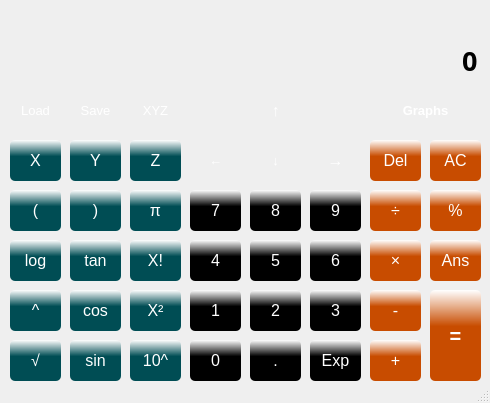
kitzerland/seproj1, file mainwindow.ui: the form before one commit.
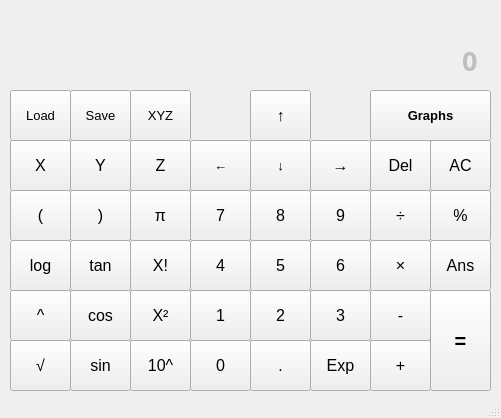
The form after the commit. Icons and pictures are not drawn.

Patch:
```diff
--- a/mainwindow.ui
+++ b/mainwindow.ui
@@ -6,8 +6,8 @@
    <rect>
     <x>0</x>
     <y>0</y>
-    <width>490</width>
-    <height>403</height>
+    <width>501</width>
+    <height>418</height>
    </rect>
   </property>
   <property name="minimumSize">
@@ -40,8 +40,8 @@
      <rect>
       <x>310</x>
       <y>340</y>
-      <width>51</width>
-      <height>41</height>
+      <width>61</width>
+      <height>51</height>
      </rect>
     </property>
     <property name="font">
@@ -51,9 +51,7 @@
      </font>
     </property>
     <property name="styleSheet">
-     <string notr="true">background-color: qlineargradient(spread:pad, x1:1, y1:0.398, x2:1, y2:0, stop:0 rgba(0, 0, 0, 255), stop:1 rgba(255, 255, 255, 255));
-color:white;
-border-radius:5px;</string>
+     <string notr="true"/>
     </property>
     <property name="text">
      <string>Exp</string>
@@ -64,8 +62,8 @@
      <rect>
       <x>190</x>
       <y>290</y>
-      <width>51</width>
-      <height>41</height>
+      <width>61</width>
+      <height>51</height>
      </rect>
     </property>
     <property name="font">
@@ -75,9 +73,7 @@
      </font>
     </property>
     <property name="styleSheet">
-     <string notr="true">background-color: qlineargradient(spread:pad, x1:1, y1:0.398, x2:1, y2:0, stop:0 rgba(0, 0, 0, 255), stop:1 rgba(255, 255, 255, 255));
-color:white;
-border-radius:5px;</string>
+     <string notr="true"/>
     </property>
     <property name="text">
      <string>1</string>
@@ -88,8 +84,8 @@
      <rect>
       <x>310</x>
       <y>290</y>
-      <width>51</width>
-      <height>41</height>
+      <width>61</width>
+      <height>51</height>
      </rect>
     </property>
     <property name="font">
@@ -99,9 +95,7 @@
      </font>
     </property>
     <property name="styleSheet">
-     <string notr="true">background-color: qlineargradient(spread:pad, x1:1, y1:0.398, x2:1, y2:0, stop:0 rgba(0, 0, 0, 255), stop:1 rgba(255, 255, 255, 255));
-color:white;
-border-radius:5px;</string>
+     <string notr="true"/>
     </property>
     <property name="text">
      <string>3</string>
@@ -112,8 +106,8 @@
      <rect>
       <x>130</x>
       <y>140</y>
-      <width>51</width>
-      <height>41</height>
+      <width>61</width>
+      <height>51</height>
      </rect>
     </property>
     <property name="font">
@@ -125,9 +119,7 @@
      </font>
     </property>
     <property name="styleSheet">
-     <string notr="true">color:white;
-border-radius:5px;
-background-color: qlineargradient(spread:pad, x1:1, y1:0.398, x2:1, y2:0, stop:0 rgba(0, 77, 84, 255), stop:1 rgba(255, 255, 255, 255));</string>
+     <string notr="true"/>
     </property>
     <property name="text">
      <string>Z</string>
@@ -138,8 +130,8 @@
      <rect>
       <x>10</x>
       <y>90</y>
-      <width>51</width>
-      <height>41</height>
+      <width>61</width>
+      <height>51</height>
      </rect>
     </property>
     <property name="font">
@@ -154,9 +146,7 @@
      <string>&lt;html&gt;&lt;head/&gt;&lt;body&gt;&lt;p&gt;Load previosly saved formulas&lt;/p&gt;&lt;/body&gt;&lt;/html&gt;</string>
     </property>
     <property name="styleSheet">
-     <string notr="true">background-image: url(:/back/Button.jpg);
-color:white;
-border-radius:5px;</string>
+     <string notr="true"/>
     </property>
     <property name="text">
      <string>Load</string>
@@ -167,8 +157,8 @@
      <rect>
       <x>190</x>
       <y>140</y>
-      <width>51</width>
-      <height>41</height>
+      <width>61</width>
+      <height>51</height>
      </rect>
     </property>
     <property name="font">
@@ -177,9 +167,7 @@
      </font>
     </property>
     <property name="styleSheet">
-     <string notr="true">color:white;
-border-radius:5px;
-background-image: url(:/back/Button.jpg);</string>
+     <string notr="true"/>
     </property>
     <property name="text">
      <string>←</string>
@@ -190,8 +178,8 @@
      <rect>
       <x>250</x>
       <y>290</y>
-      <width>51</width>
-      <height>41</height>
+      <width>61</width>
+      <height>51</height>
      </rect>
     </property>
     <property name="font">
@@ -201,9 +189,7 @@
      </font>
     </property>
     <property name="styleSheet">
-     <string notr="true">background-color: qlineargradient(spread:pad, x1:1, y1:0.398, x2:1, y2:0, stop:0 rgba(0, 0, 0, 255), stop:1 rgba(255, 255, 255, 255));
-color:white;
-border-radius:5px;</string>
+     <string notr="true"/>
     </property>
     <property name="text">
      <string>2</string>
@@ -214,8 +200,8 @@
      <rect>
       <x>10</x>
       <y>240</y>
-      <width>51</width>
-      <height>41</height>
+      <width>61</width>
+      <height>51</height>
      </rect>
     </property>
     <property name="font">
@@ -227,9 +213,7 @@
      </font>
     </property>
     <property name="styleSheet">
-     <string notr="true">color:white;
-border-radius:5px;
-background-color: qlineargradient(spread:pad, x1:1, y1:0.398, x2:1, y2:0, stop:0 rgba(0, 77, 84, 255), stop:1 rgba(255, 255, 255, 255));</string>
+     <string notr="true"/>
     </property>
     <property name="text">
      <string>log</string>
@@ -240,8 +224,8 @@
      <rect>
       <x>10</x>
       <y>340</y>
-      <width>51</width>
-      <height>41</height>
+      <width>61</width>
+      <height>51</height>
      </rect>
     </property>
     <property name="font">
@@ -253,9 +237,7 @@
      </font>
     </property>
     <property name="styleSheet">
-     <string notr="true">color:white;
-border-radius:5px;
-background-color: qlineargradient(spread:pad, x1:1, y1:0.398, x2:1, y2:0, stop:0 rgba(0, 77, 84, 255), stop:1 rgba(255, 255, 255, 255));</string>
+     <string notr="true"/>
     </property>
     <property name="text">
      <string>√</string>
@@ -266,8 +248,8 @@
      <rect>
       <x>310</x>
       <y>240</y>
-      <width>51</width>
-      <height>41</height>
+      <width>61</width>
+      <height>51</height>
      </rect>
     </property>
     <property name="font">
@@ -277,9 +259,7 @@
      </font>
     </property>
     <property name="styleSheet">
-     <string notr="true">background-color: qlineargradient(spread:pad, x1:1, y1:0.398, x2:1, y2:0, stop:0 rgba(0, 0, 0, 255), stop:1 rgba(255, 255, 255, 255));
-color:white;
-border-radius:5px;</string>
+     <string notr="true"/>
     </property>
     <property name="text">
      <string>6</string>
@@ -290,8 +270,8 @@
      <rect>
       <x>70</x>
       <y>340</y>
-      <width>51</width>
-      <height>41</height>
+      <width>61</width>
+      <height>51</height>
      </rect>
     </property>
     <property name="font">
@@ -306,10 +286,7 @@
      <string>&lt;html&gt;&lt;head/&gt;&lt;body&gt;&lt;p&gt;&lt;br/&gt;&lt;/p&gt;&lt;/body&gt;&lt;/html&gt;</string>
     </property>
     <property name="styleSheet">
-     <string notr="true">color:white;
-border-radius:5px;
-
-background-color: qlineargradient(spread:pad, x1:1, y1:0.398, x2:1, y2:0, stop:0 rgba(0, 77, 84, 255), stop:1 rgba(255, 255, 255, 255));</string>
+     <string notr="true"/>
     </property>
     <property name="text">
      <string>sin</string>
@@ -320,8 +297,8 @@
      <rect>
       <x>70</x>
       <y>90</y>
-      <width>51</width>
-      <height>41</height>
+      <width>61</width>
+      <height>51</height>
      </rect>
     </property>
     <property name="font">
@@ -333,9 +310,7 @@
      </font>
     </property>
     <property name="styleSheet">
-     <string notr="true">color:white;
-border-radius:5px;
-background-image: url(:/back/Button.jpg);</string>
+     <string notr="true"/>
     </property>
     <property name="text">
      <string>Save</string>
@@ -346,8 +321,8 @@
      <rect>
       <x>310</x>
       <y>140</y>
-      <width>51</width>
-      <height>41</height>
+      <width>61</width>
+      <height>51</height>
      </rect>
     </property>
     <property name="font">
@@ -356,9 +331,7 @@
      </font>
     </property>
     <property name="styleSheet">
-     <string notr="true">color:white;
-border-radius:5px;
-background-image: url(:/back/Button.jpg);</string>
+     <string notr="true"/>
     </property>
     <property name="text">
      <string>→</string>
@@ -369,8 +342,8 @@
      <rect>
       <x>250</x>
       <y>240</y>
-      <width>51</width>
-      <height>41</height>
+      <width>61</width>
+      <height>51</height>
      </rect>
     </property>
     <property name="font">
@@ -380,9 +353,7 @@
      </font>
     </property>
     <property name="styleSheet">
-     <string notr="true">background-color: qlineargradient(spread:pad, x1:1, y1:0.398, x2:1, y2:0, stop:0 rgba(0, 0, 0, 255), stop:1 rgba(255, 255, 255, 255));
-color:white;
-border-radius:5px;</string>
+     <string notr="true"/>
     </property>
     <property name="text">
      <string>5</string>
@@ -393,8 +364,8 @@
      <rect>
       <x>370</x>
       <y>240</y>
-      <width>51</width>
-      <height>41</height>
+      <width>61</width>
+      <height>51</height>
      </rect>
     </property>
     <property name="font">
@@ -403,9 +374,7 @@
      </font>
     </property>
     <property name="styleSheet">
-     <string notr="true">color:white;
-background-color: qlineargradient(spread:pad, x1:1, y1:0.398, x2:1, y2:0, stop:0 rgba(200, 76, 0, 255), stop:1 rgba(255, 255, 255, 255));
-border-radius:5px;</string>
+     <string notr="true"/>
     </property>
     <property name="text">
      <string>×</string>
@@ -416,8 +385,8 @@
      <rect>
       <x>430</x>
       <y>190</y>
-      <width>51</width>
-      <height>41</height>
+      <width>61</width>
+      <height>51</height>
      </rect>
     </property>
     <property name="font">
@@ -426,9 +395,7 @@
      </font>
     </property>
     <property name="styleSheet">
-     <string notr="true">color:white;
-background-color: qlineargradient(spread:pad, x1:1, y1:0.398, x2:1, y2:0, stop:0 rgba(200, 76, 0, 255), stop:1 rgba(255, 255, 255, 255));
-border-radius:5px;</string>
+     <string notr="true"/>
     </property>
     <property name="text">
      <string>%</string>
@@ -439,8 +406,8 @@
      <rect>
       <x>370</x>
       <y>340</y>
-      <width>51</width>
-      <height>41</height>
+      <width>61</width>
+      <height>51</height>
      </rect>
     </property>
     <property name="font">
@@ -449,9 +416,7 @@
      </font>
     </property>
     <property name="styleSheet">
-     <string notr="true">color:white;
-background-color: qlineargradient(spread:pad, x1:1, y1:0.398, x2:1, y2:0, stop:0 rgba(200, 76, 0, 255), stop:1 rgba(255, 255, 255, 255));
-border-radius:5px;</string>
+     <string notr="true"/>
     </property>
     <property name="text">
      <string>+</string>
@@ -462,8 +427,8 @@
      <rect>
       <x>370</x>
       <y>190</y>
-      <width>51</width>
-      <height>41</height>
+      <width>61</width>
+      <height>51</height>
      </rect>
     </property>
     <property name="font">
@@ -472,9 +437,7 @@
      </font>
     </property>
     <property name="styleSheet">
-     <string notr="true">color:white;
-background-color: qlineargradient(spread:pad, x1:1, y1:0.398, x2:1, y2:0, stop:0 rgba(200, 76, 0, 255), stop:1 rgba(255, 255, 255, 255));
-border-radius:5px;</string>
+     <string notr="true"/>
     </property>
     <property name="text">
      <string>÷</string>
@@ -485,8 +448,8 @@
      <rect>
       <x>70</x>
       <y>240</y>
-      <width>51</width>
-      <height>41</height>
+      <width>61</width>
+      <height>51</height>
      </rect>
     </property>
     <property name="font">
@@ -498,9 +461,7 @@
      </font>
     </property>
     <property name="styleSheet">
-     <string notr="true">color:white;
-border-radius:5px;
-background-color: qlineargradient(spread:pad, x1:1, y1:0.398, x2:1, y2:0, stop:0 rgba(0, 77, 84, 255), stop:1 rgba(255, 255, 255, 255));</string>
+     <string notr="true"/>
     </property>
     <property name="text">
      <string>tan</string>
@@ -511,8 +472,8 @@
      <rect>
       <x>130</x>
       <y>340</y>
-      <width>51</width>
-      <height>41</height>
+      <width>61</width>
+      <height>51</height>
      </rect>
     </property>
     <property name="font">
@@ -524,10 +485,7 @@
      </font>
     </property>
     <property name="styleSheet">
-     <string notr="true">color:white;
-border-radius:5px;
-
-background-color: qlineargradient(spread:pad, x1:1, y1:0.398, x2:1, y2:0, stop:0 rgba(0, 77, 84, 255), stop:1 rgba(255, 255, 255, 255));</string>
+     <string notr="true"/>
     </property>
     <property name="text">
      <string>10^</string>
@@ -538,8 +496,8 @@
      <rect>
       <x>430</x>
       <y>140</y>
-      <width>51</width>
-      <height>41</height>
+      <width>61</width>
+      <height>51</height>
      </rect>
     </property>
     <property name="font">
@@ -548,9 +506,7 @@
      </font>
     </property>
     <property name="styleSheet">
-     <string notr="true">color:white;
-background-color: qlineargradient(spread:pad, x1:1, y1:0.398, x2:1, y2:0, stop:0 rgba(200, 76, 0, 255), stop:1 rgba(255, 255, 255, 255));
-border-radius:5px;</string>
+     <string notr="true"/>
     </property>
     <property name="text">
      <string>AC</string>
@@ -561,8 +517,8 @@
      <rect>
       <x>430</x>
       <y>240</y>
-      <width>51</width>
-      <height>41</height>
+      <width>61</width>
+      <height>51</height>
      </rect>
     </property>
     <property name="font">
@@ -571,9 +527,7 @@
      </font>
     </property>
     <property name="styleSheet">
-     <string notr="true">color:white;
-background-color: qlineargradient(spread:pad, x1:1, y1:0.398, x2:1, y2:0, stop:0 rgba(200, 76, 0, 255), stop:1 rgba(255, 255, 255, 255));
-border-radius:5px;</string>
+     <string notr="true"/>
     </property>
     <property name="text">
      <string>Ans</string>
@@ -584,8 +538,8 @@
      <rect>
       <x>190</x>
       <y>240</y>
-      <width>51</width>
-      <height>41</height>
+      <width>61</width>
+      <height>51</height>
      </rect>
     </property>
     <property name="font">
@@ -595,9 +549,7 @@
      </font>
     </property>
     <property name="styleSheet">
-     <string notr="true">background-color: qlineargradient(spread:pad, x1:1, y1:0.398, x2:1, y2:0, stop:0 rgba(0, 0, 0, 255), stop:1 rgba(255, 255, 255, 255));
-color:white;
-border-radius:5px;</string>
+     <string notr="true"/>
     </property>
     <property name="text">
      <string>4</string>
@@ -608,8 +560,8 @@
      <rect>
       <x>250</x>
       <y>90</y>
-      <width>51</width>
-      <height>41</height>
+      <width>61</width>
+      <height>51</height>
      </rect>
     </property>
     <property name="font">
@@ -619,9 +571,7 @@
      </font>
     </property>
     <property name="styleSheet">
-     <string notr="true">color:white;
-border-radius:5px;
-background-image: url(:/back/Button.jpg);</string>
+     <string notr="true"/>
     </property>
     <property name="text">
      <string>↑</string>
@@ -632,8 +582,8 @@
      <rect>
       <x>10</x>
       <y>140</y>
-      <width>51</width>
-      <height>41</height>
+      <width>61</width>
+      <height>51</height>
      </rect>
     </property>
     <property name="font">
@@ -645,9 +595,7 @@
      </font>
     </property>
     <property name="styleSheet">
-     <string notr="true">color:white;
-border-radius:5px;
-background-color: qlineargradient(spread:pad, x1:1, y1:0.398, x2:1, y2:0, stop:0 rgba(0, 77, 84, 255), stop:1 rgba(255, 255, 255, 255));</string>
+     <string notr="true"/>
     </property>
     <property name="text">
      <string>X</string>
@@ -658,8 +606,8 @@
      <rect>
       <x>370</x>
       <y>90</y>
-      <width>111</width>
-      <height>41</height>
+      <width>121</width>
+      <height>51</height>
      </rect>
     </property>
     <property name="font">
@@ -671,10 +619,7 @@
      </font>
     </property>
     <property name="styleSheet">
-     <string notr="true">color:white;
-border-radius:5px;
-background-image: url(:/back/Button2.jpg);
-</string>
+     <string notr="true"/>
     </property>
     <property name="text">
      <string>Graphs</string>
@@ -685,8 +630,8 @@
      <rect>
       <x>190</x>
       <y>340</y>
-      <width>51</width>
-      <height>41</height>
+      <width>61</width>
+      <height>51</height>
      </rect>
     </property>
     <property name="font">
@@ -696,9 +641,7 @@
      </font>
     </property>
     <property name="styleSheet">
-     <string notr="true">background-color: qlineargradient(spread:pad, x1:1, y1:0.398, x2:1, y2:0, stop:0 rgba(0, 0, 0, 255), stop:1 rgba(255, 255, 255, 255));
-color:white;
-border-radius:5px;</string>
+     <string notr="true"/>
     </property>
     <property name="text">
      <string>0</string>
@@ -709,8 +652,8 @@
      <rect>
       <x>70</x>
       <y>140</y>
-      <width>51</width>
-      <height>41</height>
+      <width>61</width>
+      <height>51</height>
      </rect>
     </property>
     <property name="font">
@@ -722,9 +665,7 @@
      </font>
     </property>
     <property name="styleSheet">
-     <string notr="true">color:white;
-border-radius:5px;
-background-color: qlineargradient(spread:pad, x1:1, y1:0.398, x2:1, y2:0, stop:0 rgba(0, 77, 84, 255), stop:1 rgba(255, 255, 255, 255));</string>
+     <string notr="true"/>
     </property>
     <property name="text">
      <string>Y</string>
@@ -735,8 +676,8 @@
      <rect>
       <x>250</x>
       <y>140</y>
-      <width>51</width>
-      <height>41</height>
+      <width>61</width>
+      <height>51</height>
      </rect>
     </property>
     <property name="font">
@@ -745,9 +686,7 @@
      </font>
     </property>
     <property name="styleSheet">
-     <string notr="true">color:white;
-border-radius:5px;
-background-image: url(:/back/Button.jpg);</string>
+     <string notr="true"/>
     </property>
     <property name="text">
      <string>↓</string>
@@ -758,8 +697,8 @@
      <rect>
       <x>250</x>
       <y>190</y>
-      <width>51</width>
-      <height>41</height>
+      <width>61</width>
+      <height>51</height>
      </rect>
     </property>
     <property name="font">
@@ -769,9 +708,7 @@
      </font>
     </property>
     <property name="styleSheet">
-     <string notr="true">background-color: qlineargradient(spread:pad, x1:1, y1:0.398, x2:1, y2:0, stop:0 rgba(0, 0, 0, 255), stop:1 rgba(255, 255, 255, 255));
-color:white;
-border-radius:5px;</string>
+     <string notr="true"/>
     </property>
     <property name="text">
      <string>8</string>
@@ -782,8 +719,8 @@
      <rect>
       <x>130</x>
       <y>290</y>
-      <width>51</width>
-      <height>41</height>
+      <width>61</width>
+      <height>51</height>
      </rect>
     </property>
     <property name="font">
@@ -795,9 +732,7 @@
      </font>
     </property>
     <property name="styleSheet">
-     <string notr="true">color:white;
-border-radius:5px;
-background-color: qlineargradient(spread:pad, x1:1, y1:0.398, x2:1, y2:0, stop:0 rgba(0, 77, 84, 255), stop:1 rgba(255, 255, 255, 255));</string>
+     <string notr="true"/>
     </property>
     <property name="text">
      <string>X²</string>
@@ -808,8 +743,8 @@
      <rect>
       <x>10</x>
       <y>290</y>
-      <width>51</width>
-      <height>41</height>
+      <width>61</width>
+      <height>51</height>
      </rect>
     </property>
     <property name="font">
@@ -821,9 +756,7 @@
      </font>
     </property>
     <property name="styleSheet">
-     <string notr="true">color:white;
-border-radius:5px;
-background-color: qlineargradient(spread:pad, x1:1, y1:0.398, x2:1, y2:0, stop:0 rgba(0, 77, 84, 255), stop:1 rgba(255, 255, 255, 255));</string>
+     <string notr="true"/>
     </property>
     <property name="text">
      <string>^</string>
@@ -834,8 +767,8 @@
      <rect>
       <x>130</x>
       <y>90</y>
-      <width>51</width>
-      <height>41</height>
+      <width>61</width>
+      <height>51</height>
      </rect>
     </property>
     <property name="font">
@@ -847,10 +780,7 @@
      </font>
     </property>
     <property name="styleSheet">
-     <string notr="true">color:white;
-border-radius:5px;
-background-image: url(:/back/Button.jpg);
-</string>
+     <string notr="true"/>
     </property>
     <property name="text">
      <string>XYZ</string>
@@ -861,8 +791,8 @@
      <rect>
       <x>10</x>
       <y>190</y>
-      <width>51</width>
-      <height>41</height>
+      <width>61</width>
+      <height>51</height>
      </rect>
     </property>
     <property name="font">
@@ -874,9 +804,7 @@
      </font>
     </property>
     <property name="styleSheet">
-     <string notr="true">color:white;
-border-radius:5px;
-background-color: qlineargradient(spread:pad, x1:1, y1:0.398, x2:1, y2:0, stop:0 rgba(0, 77, 84, 255), stop:1 rgba(255, 255, 255, 255));</string>
+     <string notr="true"/>
     </property>
     <property name="text">
      <string>(</string>
@@ -887,8 +815,8 @@
      <rect>
       <x>310</x>
       <y>190</y>
-      <width>51</width>
-      <height>41</height>
+      <width>61</width>
+      <height>51</height>
      </rect>
     </property>
     <property name="font">
@@ -898,9 +826,7 @@
      </font>
     </property>
     <property name="styleSheet">
-     <string notr="true">background-color: qlineargradient(spread:pad, x1:1, y1:0.398, x2:1, y2:0, stop:0 rgba(0, 0, 0, 255), stop:1 rgba(255, 255, 255, 255));
-color:white;
-border-radius:5px;</string>
+     <string notr="true"/>
     </property>
     <property name="text">
      <string>9</string>
@@ -911,8 +837,8 @@
      <rect>
       <x>370</x>
       <y>140</y>
-      <width>51</width>
-      <height>41</height>
+      <width>61</width>
+      <height>51</height>
      </rect>
     </property>
     <property name="font">
@@ -921,9 +847,7 @@
      </font>
     </property>
     <property name="styleSheet">
-     <string notr="true">color:white;
-background-color: qlineargradient(spread:pad, x1:1, y1:0.398, x2:1, y2:0, stop:0 rgba(200, 76, 0, 255), stop:1 rgba(255, 255, 255, 255));
-border-radius:5px;</string>
+     <string notr="true"/>
     </property>
     <property name="text">
      <string>Del</string>
@@ -934,8 +858,8 @@
      <rect>
       <x>430</x>
       <y>290</y>
-      <width>51</width>
-      <height>91</height>
+      <width>61</width>
+      <height>101</height>
      </rect>
     </property>
     <property name="font">
@@ -946,9 +870,7 @@
      </font>
     </property>
     <property name="styleSheet">
-     <string notr="true">color:white;
-border-radius:5px;
-background-color: qlineargradient(spread:pad, x1:1, y1:0.398, x2:1, y2:0, stop:0 rgba(200, 76, 0, 255), stop:1 rgba(255, 255, 255, 255));</string>
+     <string notr="true"/>
     </property>
     <property name="text">
      <string>=</string>
@@ -959,8 +881,8 @@
      <rect>
       <x>130</x>
       <y>190</y>
-      <width>51</width>
-      <height>41</height>
+      <width>61</width>
+      <height>51</height>
      </rect>
     </property>
     <property name="font">
@@ -972,9 +894,7 @@
      </font>
     </property>
     <property name="styleSheet">
-     <string notr="true">color:white;
-border-radius:5px;
-background-color: qlineargradient(spread:pad, x1:1, y1:0.398, x2:1, y2:0, stop:0 rgba(0, 77, 84, 255), stop:1 rgba(255, 255, 255, 255));</string>
+     <string notr="true"/>
     </property>
     <property name="text">
      <string>π</string>
@@ -985,8 +905,8 @@
      <rect>
       <x>130</x>
       <y>240</y>
-      <width>51</width>
-      <height>41</height>
+      <width>61</width>
+      <height>51</height>
      </rect>
     </property>
     <property name="font">
@@ -998,9 +918,7 @@
      </font>
     </property>
     <property name="styleSheet">
-     <string notr="true">color:white;
-border-radius:5px;
-background-color: qlineargradient(spread:pad, x1:1, y1:0.398, x2:1, y2:0, stop:0 rgba(0, 77, 84, 255), stop:1 rgba(255, 255, 255, 255));</string>
+     <string notr="true"/>
     </property>
     <property name="text">
      <string>X!</string>
@@ -1011,8 +929,8 @@
      <rect>
       <x>70</x>
       <y>190</y>
-      <width>51</width>
-      <height>41</height>
+      <width>61</width>
+      <height>51</height>
      </rect>
     </property>
     <property name="font">
@@ -1024,9 +942,7 @@
      </font>
     </property>
     <property name="styleSheet">
-     <string notr="true">color:white;
-border-radius:5px;
-background-color: qlineargradient(spread:pad, x1:1, y1:0.398, x2:1, y2:0, stop:0 rgba(0, 77, 84, 255), stop:1 rgba(255, 255, 255, 255));</string>
+     <string notr="true"/>
     </property>
     <property name="text">
      <string>)</string>
@@ -1037,8 +953,8 @@
      <rect>
       <x>70</x>
       <y>290</y>
-      <width>51</width>
-      <height>41</height>
+      <width>61</width>
+      <height>51</height>
      </rect>
     </property>
     <property name="font">
@@ -1050,9 +966,7 @@
      </font>
     </property>
     <property name="styleSheet">
-     <string notr="true">color:white;
-border-radius:5px;
-background-color: qlineargradient(spread:pad, x1:1, y1:0.398, x2:1, y2:0, stop:0 rgba(0, 77, 84, 255), stop:1 rgba(255, 255, 255, 255));</string>
+     <string notr="true"/>
     </property>
     <property name="text">
      <string>cos</string>
@@ -1063,8 +977,8 @@
      <rect>
       <x>250</x>
       <y>340</y>
-      <width>51</width>
-      <height>41</height>
+      <width>61</width>
+      <height>51</height>
      </rect>
     </property>
     <property name="font">
@@ -1074,9 +988,7 @@
      </font>
     </property>
     <property name="styleSheet">
-     <string notr="true">background-color: qlineargradient(spread:pad, x1:1, y1:0.398, x2:1, y2:0, stop:0 rgba(0, 0, 0, 255), stop:1 rgba(255, 255, 255, 255));
-color:white;
-border-radius:5px;</string>
+     <string notr="true"/>
     </property>
     <property name="text">
      <string>.</string>
@@ -1087,8 +999,8 @@
      <rect>
       <x>370</x>
       <y>290</y>
-      <width>51</width>
-      <height>41</height>
+      <width>61</width>
+      <height>51</height>
      </rect>
     </property>
     <property name="font">
@@ -1097,9 +1009,7 @@
      </font>
     </property>
     <property name="styleSheet">
-     <string notr="true">color:white;
-background-color: qlineargradient(spread:pad, x1:1, y1:0.398, x2:1, y2:0, stop:0 rgba(200, 76, 0, 255), stop:1 rgba(255, 255, 255, 255));
-border-radius:5px;</string>
+     <string notr="true"/>
     </property>
     <property name="text">
      <string>-</string>
@@ -1110,8 +1020,8 @@
      <rect>
       <x>190</x>
       <y>190</y>
-      <width>51</width>
-      <height>41</height>
+      <width>61</width>
+      <height>51</height>
      </rect>
     </property>
     <property name="font">
@@ -1123,15 +1033,16 @@
      </font>
     </property>
     <property name="styleSheet">
-     <string notr="true">background-color: qlineargradient(spread:pad, x1:1, y1:0.398, x2:1, y2:0, stop:0 rgba(0, 0, 0, 255), stop:1 rgba(255, 255, 255, 255));
-color:white;
-border-radius:5px;</string>
+     <string notr="true"/>
     </property>
     <property name="text">
      <string>7</string>
     </property>
    </widget>
    <widget class="QLineEdit" name="lineEdit">
+    <property name="enabled">
+     <bool>false</bool>
+    </property>
     <property name="geometry">
      <rect>
       <x>10</x>
```
Left out of the diff: 9 changed lines with no effect on the pictures.
